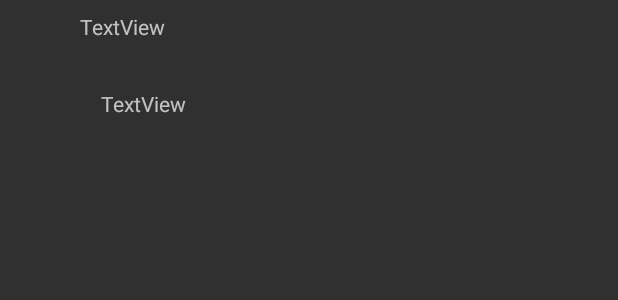
After one commit to rht006/BoozeHound, an Android app: the layout layout_map.xml on its own in the app's theme, with its tools: preview values and no code run, on a phone screen of 412 x 824 dp. The commit adds this screen. Shown: the top 300 px of the screen. Run offline under Robolectric (Android 15) with nearby library versions, the phone set to English and light mode, and no system bars.

Commit message:
added layout_map.xml

```diff
--- a/BoozeHound1.2/app/src/main/java/com/boozehound/boozehound12/MapActivity.java
+++ b/BoozeHound1.2/app/src/main/java/com/boozehound/boozehound12/MapActivity.java
@@ -25,9 +25,11 @@ import java.util.*;
 
 
 public class MapActivity extends AppCompatActivity  implements OnMapReadyCallback, AsyncResponse {
-    private ArrayList<GetLocation> locationlist = new ArrayList<GetLocation>();
+    public ArrayList<GetLocation> locationlist = new ArrayList<GetLocation>();
     String latit;
     String longit;
+    String[] la;
+    String[] lo;
     protected void onCreate(Bundle savedInstanceState) {
 
         super.onCreate(savedInstanceState);
@@ -57,7 +59,6 @@ public class MapActivity extends AppCompatActivity  implements OnMapReadyCallbac
     public void processFinish(String s) {
 
         locationlist = new JsonConverter<GetLocation>().toArrayList(s, GetLocation.class);
-
         BindDictionary<GetLocation> dict = new BindDictionary<GetLocation>();
         /*dict.addStringField(R.id.VenueID, new StringExtractor<Product>(){
             @Override
@@ -87,12 +88,14 @@ public class MapActivity extends AppCompatActivity  implements OnMapReadyCallbac
         dict.addStringField(R.id.Longitude, new StringExtractor<GetLocation>() {
             @Override
             public String getStringValue(GetLocation location, int position) {
+                longit = location.Longitude;
                 return location.Longitude;
             }
         });
         dict.addStringField(R.id.Latitude, new StringExtractor<GetLocation>() {
             @Override
             public String getStringValue(GetLocation location, int position) {
+                latit = location.Latitude;
                 return location.Latitude;
             }
         });
@@ -101,13 +104,17 @@ public class MapActivity extends AppCompatActivity  implements OnMapReadyCallbac
     public void onMapReady(GoogleMap map) {
         //process query results
         String type = "map load";
+        //Log.d("maps", locationlist.get(0).toString());
         int numBars = locationlist.size();
+        Log.d("maps", Integer.toString(numBars));
         for(int i=0; i<numBars; i++) {
             //parse string
-            longit = locationlist.get(i).toString();
-            latit = locationlist.get(i).toString();
-
+            //longit = locationlist.get(i).toString();
+            //latit = locationlist.get(i).toString();
+            Log.d("maps", locationlist.get(i).toString());
             //add markers
+            Log.d("maps", longit);
+            Log.d("maps", latit);
             AddMarker(longit, latit, map, Integer.toString(i));
             //AddMarker("-95.549686", "30.723162", map, "12th street bar");
         }
--- /dev/null
+++ b/BoozeHound1.2/app/src/main/res/layout/layout_map.xml
@@ -0,0 +1,37 @@
+<?xml version="1.0" encoding="utf-8"?>
+<android.support.constraint.ConstraintLayout xmlns:android="http://schemas.android.com/apk/res/android"
+    xmlns:app="http://schemas.android.com/apk/res-auto"
+    xmlns:tools="http://schemas.android.com/tools"
+    android:layout_width="match_parent"
+    android:layout_height="match_parent"
+    tools:layout_editor_absoluteY="25dp"
+    tools:layout_editor_absoluteX="0dp">
+
+    <TextView
+        android:id="@+id/Longitude"
+        android:layout_width="301dp"
+        android:layout_height="51dp"
+        android:text="TextView"
+        app:layout_constraintTop_toTopOf="parent"
+        android:layout_marginTop="8dp"
+        android:layout_marginLeft="24dp"
+        app:layout_constraintLeft_toLeftOf="parent"
+        android:layout_marginRight="24dp"
+        app:layout_constraintRight_toRightOf="parent"
+        tools:layout_editor_absoluteX="41dp"
+        app:layout_constraintHorizontal_bias="0.47" />
+
+    <TextView
+        android:id="@+id/Latitude"
+        android:layout_width="295dp"
+        android:layout_height="40dp"
+        android:layout_marginEnd="8dp"
+        android:layout_marginRight="24dp"
+        android:layout_marginTop="0dp"
+        android:text="TextView"
+        app:layout_constraintRight_toRightOf="parent"
+        app:layout_constraintTop_toBottomOf="@+id/Longitude"
+        android:layout_marginLeft="24dp"
+        app:layout_constraintLeft_toLeftOf="parent"
+        app:layout_constraintHorizontal_bias="0.512" />
+</android.support.constraint.ConstraintLayout>
```
